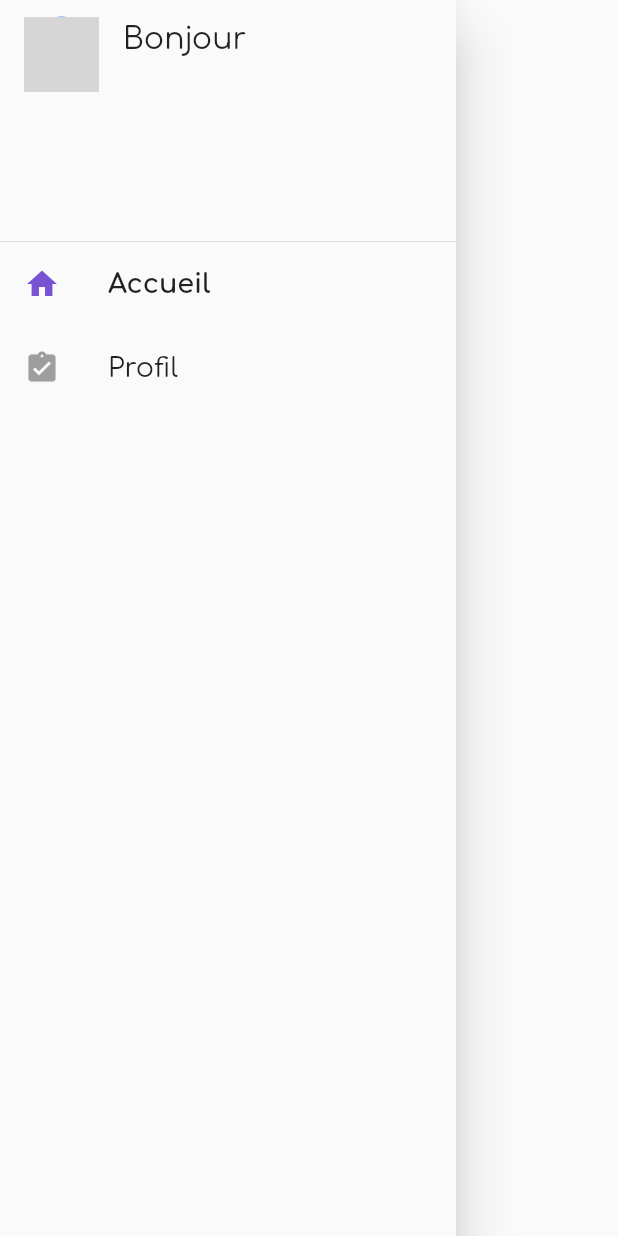
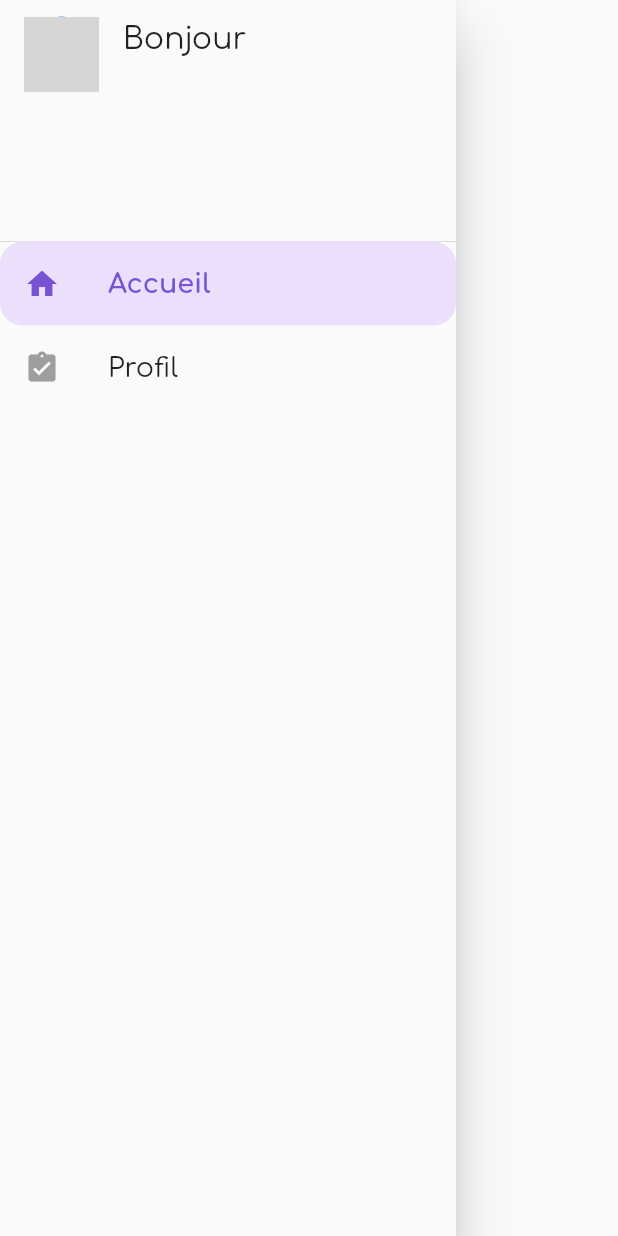
Before and after one commit to jeremySrgt/bloon_pro, a Flutter app: the MyDrawer widget shown alone on an empty page, opened directly, on a phone screen of 412 x 824 dp. Run offline on Flutter 3.47's test engine with Material 2 defaults, Android fonts, the phone set to English and light mode, and no system bars; our stand-ins replace cloud_firestore, convert, firebase_auth, firebase_storage, font_awesome_flutter, image_picker and 1 more; accounts and stored records are empty; network calls fail; project files that could hold a hidden picture were left out; grey boxes are pictures that could not be loaded.

Commit message:
better drawer design on selected page

```diff
--- a/lib/widget/myDrawer.dart
+++ b/lib/widget/myDrawer.dart
@@ -127,7 +127,13 @@ class _MyDrawerState extends State<MyDrawer> {
       child: ListView(
         children: <Widget>[
           _createHeader(),
-          ListTile(
+          Container(
+            decoration: currentDrawer == 0
+                ? BoxDecoration(
+                    color: Color(0xFFebdffc),
+                    borderRadius: BorderRadius.circular(15.0))
+                : BoxDecoration(),
+            child: ListTile(
               leading: Icon(
                 Icons.home,
                 color: currentDrawer == 0
@@ -137,7 +143,10 @@ class _MyDrawerState extends State<MyDrawer> {
               title: Text(
                 "Accueil",
                 style: currentDrawer == 0
-                  ? TextStyle(fontWeight: FontWeight.bold, fontSize: 18.0)
+                    ? TextStyle(
+                        fontWeight: FontWeight.bold,
+                        fontSize: 18.0,
+                        color: Theme.of(context).primaryColor)
                     : TextStyle(fontWeight: FontWeight.normal, fontSize: 18.0),
               ),
               onTap: () {
@@ -149,7 +158,14 @@ class _MyDrawerState extends State<MyDrawer> {
                 Navigator.pushReplacementNamed(context, "/");
               },
             ),
-          ListTile(
+          ),
+          Container(
+            decoration: currentDrawer == 1
+                ? BoxDecoration(
+                    color: Color(0xFFebdffc),
+                    borderRadius: BorderRadius.circular(15.0))
+                : BoxDecoration(),
+            child: ListTile(
               leading: Icon(
                 Icons.assignment_turned_in,
                 color: currentDrawer == 1
@@ -159,7 +175,7 @@ class _MyDrawerState extends State<MyDrawer> {
               title: Text(
                 "Profil",
                 style: currentDrawer == 1
-                  ? TextStyle(fontWeight: FontWeight.bold, fontSize: 18.0)
+                    ? TextStyle(fontWeight: FontWeight.bold, fontSize: 18.0, color: Theme.of(context).primaryColor)
                     : TextStyle(fontWeight: FontWeight.normal, fontSize: 18.0),
               ),
               onTap: () {
@@ -171,6 +187,7 @@ class _MyDrawerState extends State<MyDrawer> {
                 Navigator.pushReplacementNamed(context, "/adminProfil");
               },
             ),
+          ),
         ],
       ),
     );
```
Lines whose indentation alone changed are shown as unchanged.
